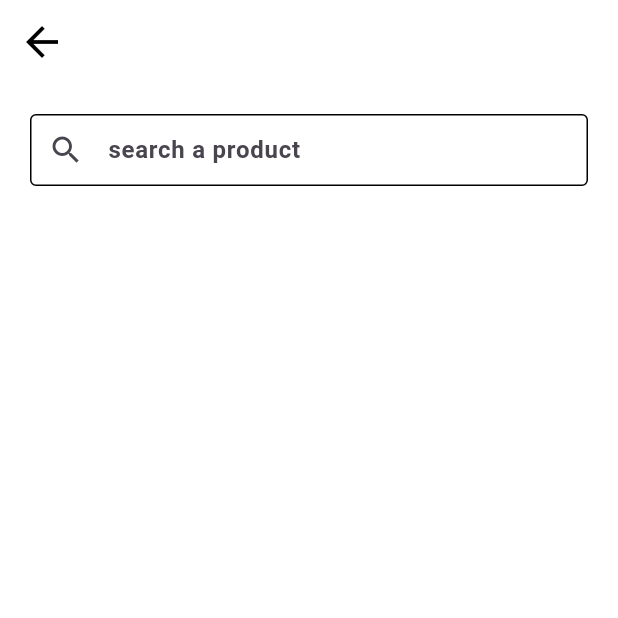
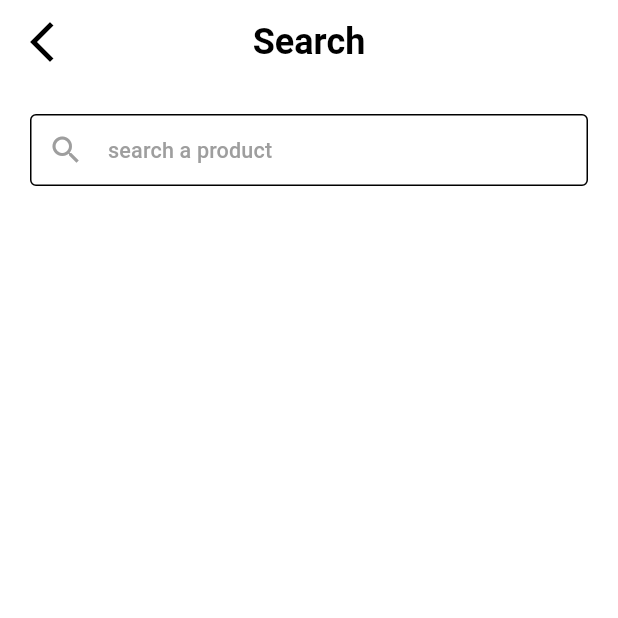
Before and after one commit to MuhammadDev01/shop_app, a Flutter app: the SearchPage screen opened directly, on a phone screen of 412 x 824 dp, the top half of it. Run offline on Flutter 3.47's test engine with Material 3 defaults, Android fonts, the light colour scheme and no system bars; our stand-ins replace carousel_slider, conditional_builder_null_safety, device_preview, dio, flutter_bloc, fluttertoast and 2 more; accounts and stored records are empty; network calls fail; Roboto replaces fonts that are missing (REM).

Commit message:
refoctor search page

```diff
--- a/lib/components/custom_text_form_field.dart
+++ b/lib/components/custom_text_form_field.dart
@@ -1,19 +1,36 @@
 import 'package:flutter/material.dart';
 
-Widget customTextFormField({
-  TextEditingController? controller,
-  String? hintText,
-  Widget? label,
-  void Function(String)? onSubmitted,
-  required Icon prefixIcon,
-  IconButton? suffixIcon,
-  bool obscureText = false,
-  void Function(String)? onChange,
-  required Color borderColor,
-  void Function(String?)? onSaved,
-  required TextInputType textInputType,
-}) =>
-    SizedBox(
+class CustomTextFormField extends StatelessWidget {
+  const CustomTextFormField({
+    super.key,
+    this.controller,
+    this.hintText,
+    this.label,
+    this.context,
+    this.onSubmitted,
+    required this.prefixIcon,
+    this.suffixIcon,
+    this.onChange,
+    required this.borderColor,
+    this.onSaved,
+    required this.textInputType,
+    this.obscureText = false,
+  });
+  final TextEditingController? controller;
+  final String? hintText;
+  final Widget? label;
+  final BuildContext? context;
+  final void Function(String)? onSubmitted;
+  final Icon prefixIcon;
+  final IconButton? suffixIcon;
+  final bool obscureText;
+  final void Function(String)? onChange;
+  final Color borderColor;
+  final void Function(String?)? onSaved;
+  final TextInputType textInputType;
+  @override
+  Widget build(BuildContext context) {
+    return SizedBox(
       width: 500,
       child: TextFormField(
         style: const TextStyle(
@@ -34,7 +51,9 @@ Widget customTextFormField({
         decoration: InputDecoration(
           prefixIcon: prefixIcon,
           contentPadding: EdgeInsets.zero,
+          prefixIconColor: Colors.grey,
           label: label,
+          hintStyle: Theme.of(context).textTheme.titleSmall!.copyWith(color: Colors.grey),
           hintText: hintText,
           suffixIcon: suffixIcon,
           focusColor: Colors.cyan,
@@ -56,3 +75,5 @@ Widget customTextFormField({
         ),
       ),
     );
+  }
+}
--- a/lib/pages/login_page.dart
+++ b/lib/pages/login_page.dart
@@ -114,7 +114,7 @@ class _LoginPageState extends State<LoginPage> {
   Widget _loginFields(BuildContext context) {
     return Column(
       children: [
-        customTextFormField(
+        CustomTextFormField(
           controller: emailController,
           label: const Text('Email Address'),
           prefixIcon: const Icon(Icons.email_outlined),
@@ -126,7 +126,7 @@ class _LoginPageState extends State<LoginPage> {
         const SizedBox(
           height: 10,
         ),
-        customTextFormField(
+        CustomTextFormField(
           controller: passwordController,
           onSubmitted: (p0) {
             if (formKey.currentState!.validate()) {
--- a/lib/pages/register_page.dart
+++ b/lib/pages/register_page.dart
@@ -118,7 +118,7 @@ class _RegisterPageState extends State<RegisterPage> {
   Widget _registerFields(BuildContext context) {
     return Column(
       children: [
-        customTextFormField(
+        CustomTextFormField(
           controller: emailController,
           label: const Text('Email Address'),
           prefixIcon: const Icon(Icons.email_outlined),
@@ -130,7 +130,7 @@ class _RegisterPageState extends State<RegisterPage> {
         const SizedBox(
           height: 10,
         ),
-        customTextFormField(
+        CustomTextFormField(
           controller: passwordController,
           label: const Text('password'),
           prefixIcon: const Icon(Icons.lock_outline),
@@ -151,7 +151,7 @@ class _RegisterPageState extends State<RegisterPage> {
         const SizedBox(
           height: 10,
         ),
-        customTextFormField(
+        CustomTextFormField(
           controller: nameController,
           label: const Text('Name'),
           prefixIcon: const Icon(Icons.person),
@@ -163,7 +163,7 @@ class _RegisterPageState extends State<RegisterPage> {
         const SizedBox(
           height: 10,
         ),
-        customTextFormField(
+        CustomTextFormField(
           controller: phoneController,
           label: const Text('Phone'),
           prefixIcon: const Icon(Icons.phone),
--- a/lib/pages/search_page.dart
+++ b/lib/pages/search_page.dart
@@ -4,6 +4,7 @@ import 'package:shop_app/pages/widgets/build_favorite_list_product.dart';
 import 'package:shop_app/components/custom_text_form_field.dart';
 import 'package:shop_app/cubit/auth/auth_cubit.dart';
 import 'package:shop_app/cubit/search/search_cubit.dart';
+import 'package:shop_app/utils/app_theme.dart';
 
 class SearchPage extends StatelessWidget {
   SearchPage({super.key});
@@ -16,14 +17,28 @@ class SearchPage extends StatelessWidget {
         listener: (context, state) {},
         builder: (context, state) {
           return Scaffold(
-            appBar: AppBar(),
+            appBar: AppBar(
+              title: Text(
+                'Search',
+                style: Theme.of(context).textTheme.titleLarge,
+              ),
+              centerTitle: true,
+              leading: IconButton(
+                onPressed: () {
+                  Navigator.pop(context);
+                },
+                icon: Icon(
+                  Icons.arrow_back_ios_new,
+                ),
+              ),
+            ),
             body: Padding(
               padding: const EdgeInsets.all(20.0),
               child: Form(
                 key: formKey,
                 child: Column(
                   children: [
-                    customTextFormField(
+                    CustomTextFormField(
                       prefixIcon: const Icon(Icons.search),
                       borderColor:
                           AuthCubit.get(context).currentTheme == ThemeMode.dark
@@ -37,11 +52,8 @@ class SearchPage extends StatelessWidget {
                         }
                       },
                     ),
-                    const SizedBox(
-                      height: 15,
-                    ),
                     if (state is SearchLoadingState)
-                      const LinearProgressIndicator(),
+                      const LinearProgressIndicator(color: defaultColor,),
                     const SizedBox(
                       height: 15,
                     ),
--- a/lib/pages/settings_page.dart
+++ b/lib/pages/settings_page.dart
@@ -60,7 +60,7 @@ class _SettingsPageState extends State<SettingsPage> {
                     const SizedBox(
                       height: 10,
                     ),
-                    customTextFormField(
+                    CustomTextFormField(
                       prefixIcon: const Icon(Icons.person),
                       borderColor:
                           AuthCubit.get(context).currentTheme == ThemeMode.dark
@@ -73,7 +73,7 @@ class _SettingsPageState extends State<SettingsPage> {
                     const SizedBox(
                       height: 20,
                     ),
-                    customTextFormField(
+                    CustomTextFormField(
                       prefixIcon: const Icon(Icons.email),
                       borderColor:
                           AuthCubit.get(context).currentTheme == ThemeMode.dark
@@ -86,7 +86,7 @@ class _SettingsPageState extends State<SettingsPage> {
                     const SizedBox(
                       height: 20,
                     ),
-                    customTextFormField(
+                    CustomTextFormField(
                       prefixIcon: const Icon(Icons.phone),
                       borderColor:
                           AuthCubit.get(context).currentTheme == ThemeMode.dark
```
